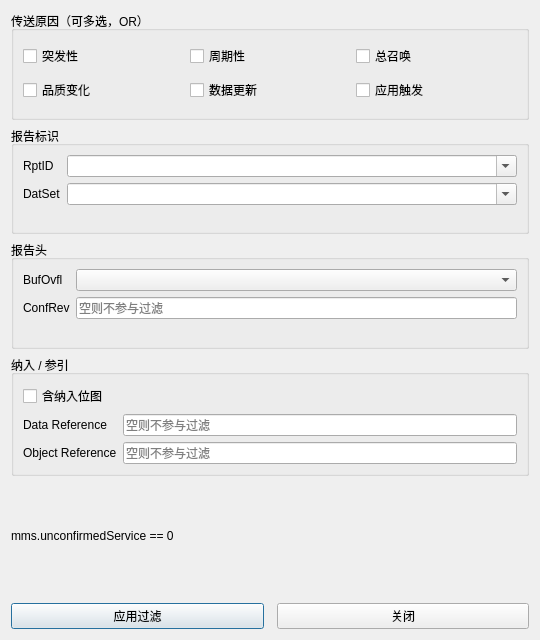
Qt form ui/qt/mms_report_filter_dialog.ui (marshalyyx2000/wireshark) before a commit.
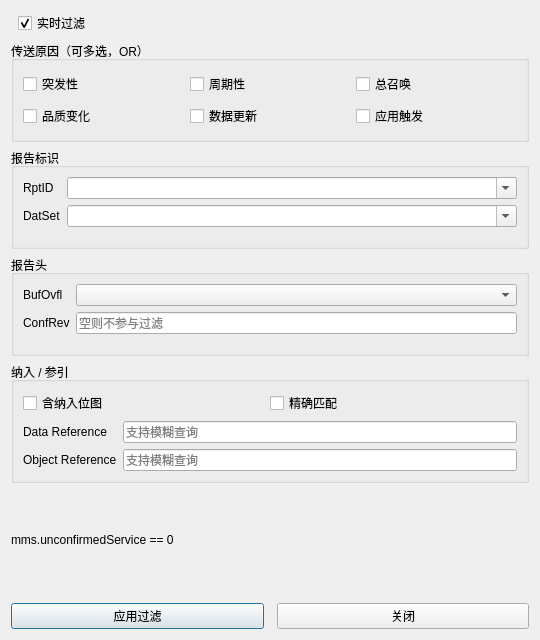
The same form after that commit.

Commit message: Restore MMS report realtime filtering for Binyao 0.10.1.

Diff of the .ui file:
```diff
--- a/ui/qt/mms_report_filter_dialog.ui
+++ b/ui/qt/mms_report_filter_dialog.ui
@@ -14,6 +14,27 @@
    <string>MMS 报告过滤</string>
   </property>
   <layout class="QVBoxLayout" name="verticalLayout">
+   <item>
+    <layout class="QHBoxLayout" name="realtimeLayout">
+     <item>
+      <spacer name="realtimeSpacer">
+       <property name="orientation">
+        <enum>Qt::Orientation::Horizontal</enum>
+       </property>
+      </spacer>
+     </item>
+     <item>
+      <widget class="QCheckBox" name="realtimeFilterCheck">
+       <property name="text">
+        <string>实时过滤</string>
+       </property>
+       <property name="checked">
+        <bool>true</bool>
+       </property>
+      </widget>
+     </item>
+    </layout>
+   </item>
    <item>
     <widget class="QGroupBox" name="reasonGroup">
      <property name="title">
@@ -151,11 +172,29 @@
      </property>
      <layout class="QFormLayout" name="inclLayout">
       <item row="0" column="0" colspan="2">
-       <widget class="QCheckBox" name="hasInclusion">
-        <property name="text">
-         <string>含纳入位图</string>
-        </property>
-       </widget>
+       <layout class="QHBoxLayout" name="inclCheckboxLayout">
+        <item>
+         <widget class="QCheckBox" name="hasInclusion">
+          <property name="text">
+           <string>含纳入位图</string>
+          </property>
+         </widget>
+        </item>
+        <item>
+         <widget class="QCheckBox" name="exactRefMatchCheck">
+          <property name="text">
+           <string>精确匹配</string>
+          </property>
+         </widget>
+        </item>
+        <item>
+         <spacer name="inclCheckboxSpacer">
+          <property name="orientation">
+           <enum>Qt::Orientation::Horizontal</enum>
+          </property>
+         </spacer>
+        </item>
+       </layout>
       </item>
       <item row="1" column="0">
        <widget class="QLabel" name="dataRefLabel">
@@ -167,7 +206,7 @@
       <item row="1" column="1">
        <widget class="QLineEdit" name="dataRefEdit">
         <property name="placeholderText">
-         <string>空则不参与过滤</string>
+         <string>支持模糊查询</string>
         </property>
         <property name="clearButtonEnabled">
          <bool>true</bool>
@@ -184,7 +223,7 @@
       <item row="2" column="1">
        <widget class="QLineEdit" name="objRefEdit">
         <property name="placeholderText">
-         <string>空则不参与过滤</string>
+         <string>支持模糊查询</string>
         </property>
         <property name="clearButtonEnabled">
          <bool>true</bool>
```
The commit also changes 6 other files.
